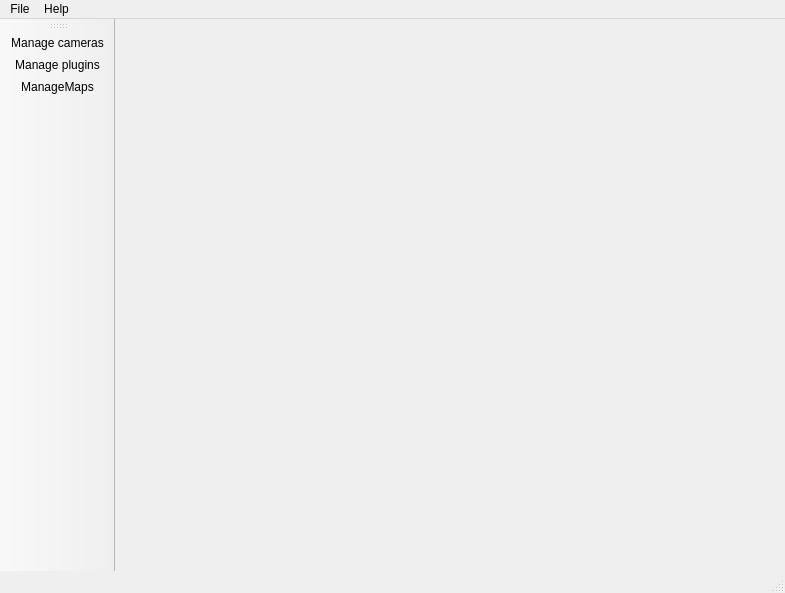
Old version of the form SCHNApps/forms/window.ui in the repository cgogn/CGoGN.
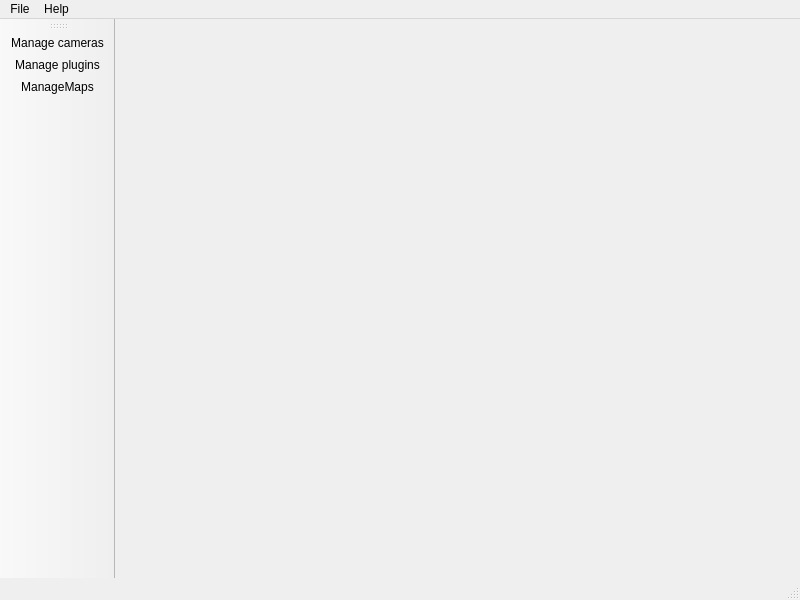
New version of the form. Icons and pictures are not drawn.

Patch:
```diff
--- a/SCHNApps/forms/window.ui
+++ b/SCHNApps/forms/window.ui
@@ -6,8 +6,8 @@
    <rect>
     <x>0</x>
     <y>0</y>
-    <width>785</width>
-    <height>593</height>
+    <width>800</width>
+    <height>600</height>
    </rect>
   </property>
   <property name="windowTitle">
@@ -23,8 +23,8 @@
     <rect>
      <x>0</x>
      <y>0</y>
-     <width>785</width>
-     <height>22</height>
+     <width>800</width>
+     <height>23</height>
     </rect>
    </property>
    <widget class="QMenu" name="menuFile">
```
Left out of the diff: 6 changed lines with no effect on the pictures.
